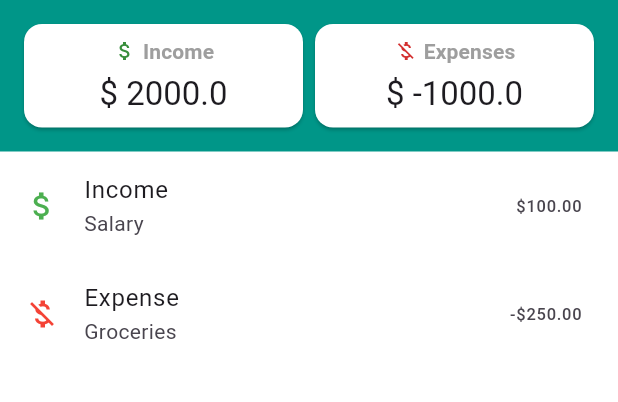
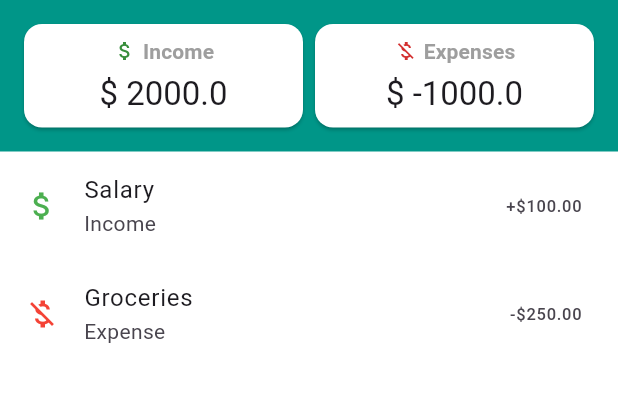
Before and after one commit to Alvarado08/money-tracker, a Flutter app: the screen it shows after launch, on a phone screen of 412 x 824 dp, the part 129-531 px from its top. Run offline on Flutter 3.47's test engine with Material 3 defaults, Android fonts, the phone set to English and light mode, and no system bars; our stand-ins replace currency_text_input_formatter.

Commit message:
Provider and ChangeNotifier
Learned about Provider and ChangeNotifier for lifting and managing state. Created the Transaction model and TransactionProvider. Learned about where(), map() and fold(). Wrapped main widget with ChangeNotifierProvider. Learned about the Pubspec Assist extension for package managing.

```diff
--- /dev/null
+++ b/lib/controller/transactions_provider.dart
@@ -0,0 +1,47 @@
+import 'package:flutter/material.dart';
+import 'package:money_tracker/model/transaction.dart';
+
+class TransactionsProvider with ChangeNotifier {
+  // underscore before variable makes it private
+  final List<Transaction> _transactions = [
+    Transaction(
+      type: TransactionType.income,
+      amount: 100.0,
+      description: 'Salary',
+    ),
+    Transaction(
+      type: TransactionType.expense,
+      amount: 250.0,
+      description: 'Groceries',
+    ),
+  ];
+
+  List<Transaction> get transactions {
+    return [..._transactions];
+  }
+  // Or using arrow function
+  // List<Transaction> get transactions => _transactions;
+
+  double getTotalIncome() {
+    return _transactions
+        .where((transaction) => transaction.type == TransactionType.income)
+        .map((transaction) => transaction.amount)
+        .fold(0, (sum, amount) => sum + amount);
+  }
+
+  double getTotalExpense() {
+    return _transactions
+        .where((transaction) => transaction.type == TransactionType.expense)
+        .map((transaction) => transaction.amount)
+        .fold(0, (sum, amount) => sum + amount);
+  }
+
+  double getBalance() {
+    return getTotalIncome() - getTotalExpense();
+  }
+
+  void addTransaction(Transaction transaction) {
+    _transactions.add(transaction);
+    notifyListeners();
+  }
+}
--- a/lib/main.dart
+++ b/lib/main.dart
@@ -1,5 +1,7 @@
+import 'package:money_tracker/controller/transactions_provider.dart';
 import 'package:flutter/material.dart';
 import 'package:money_tracker/view/home_screen.dart';
+import 'package:provider/provider.dart';
 
 void main() {
   runApp(const MyApp());
@@ -11,13 +13,16 @@ class MyApp extends StatelessWidget {
   // This widget is the root of your application.
   @override
   Widget build(BuildContext context) {
-    return MaterialApp(
-      title: 'Money Tracker',
-      debugShowCheckedModeBanner: false,
-      theme: ThemeData(
-        colorScheme: ColorScheme.fromSeed(seedColor: Colors.deepPurple),
+    return ChangeNotifierProvider(
+      create: (context) => TransactionsProvider(),
+      child: MaterialApp(
+        title: 'Money Tracker',
+        debugShowCheckedModeBanner: false,
+        theme: ThemeData(
+          colorScheme: ColorScheme.fromSeed(seedColor: Colors.deepPurple),
+        ),
+        home: const HomeScreen(),
       ),
-      home: const HomeScreen(),
     );
   }
 }
--- /dev/null
+++ b/lib/model/transaction.dart
@@ -0,0 +1,13 @@
+class Transaction {
+  final TransactionType type;
+  final double amount;
+  final String description;
+
+  Transaction({
+    required this.type,
+    required this.amount,
+    required this.description,
+  });
+}
+
+enum TransactionType { income, expense }
--- a/lib/view/components/transactions_list.dart
+++ b/lib/view/components/transactions_list.dart
@@ -1,29 +1,58 @@
 import 'package:flutter/material.dart';
+import 'package:money_tracker/controller/transactions_provider.dart';
+import 'package:money_tracker/model/transaction.dart';
+import 'package:provider/provider.dart';
 
 class TransactionsList extends StatelessWidget {
   const TransactionsList({super.key});
 
   @override
   Widget build(BuildContext context) {
+    final transactions = Provider.of<TransactionsProvider>(
+      context,
+    ).transactions;
+
     return Expanded(
       child: Container(
         color: Colors.white,
-        child: ListView(
-          children: const [
-            ListTile(
-              leading: Icon(Icons.attach_money, color: Colors.green),
-              title: Text('Income'),
-              subtitle: Text('Salary'),
-              trailing: Text('\$100.00'),
-            ),
-            ListTile(
-              leading: Icon(Icons.money_off, color: Colors.red),
-              title: Text('Expense'),
-              subtitle: Text('Groceries'),
-              trailing: Text('-\$250.00'),
-            ),
-          ],
+        child: ListView.builder(
+          itemCount: transactions.length,
+          itemBuilder: (context, index) {
+            final transaction = transactions[index];
+            final type = transaction.type == TransactionType.income
+                ? "Income"
+                : "Expense";
+            return ListTile(
+              leading: Icon(
+                type == "Income" ? Icons.attach_money : Icons.money_off,
+                color: type == "Income" ? Colors.green : Colors.red,
+              ),
+              title: Text(transaction.description),
+              subtitle: Text(type),
+              trailing: Text(
+                type == "Income"
+                    ? '+\$${transaction.amount.toStringAsFixed(2)}'
+                    : '-\$${transaction.amount.toStringAsFixed(2)}',
+              ),
+            );
+          },
         ),
+        // child: ListView(
+        //   children: const [
+        //     ListTile(
+        //       leading: Icon(Icons.attach_money, color: Colors.green),
+        //       title: Text('Income'),
+        //       subtitle: Text('Salary'),
+        //       trailing: Text('\$100.00'),
+        //     ),
+        //     ListTile(
+        //       leading: Icon(Icons.money_off, color: Colors.red),
+        //       title: Text('Expense'),
+        //       subtitle: Text('Groceries'),
+        //       trailing: Text('-\$250.00'),
+        //     ),
+        //   ],
+        // ),
       ),
     );
   }
```
Also changed, not shown: pubspec.yaml (+5 -12 lines), pubspec.lock.
